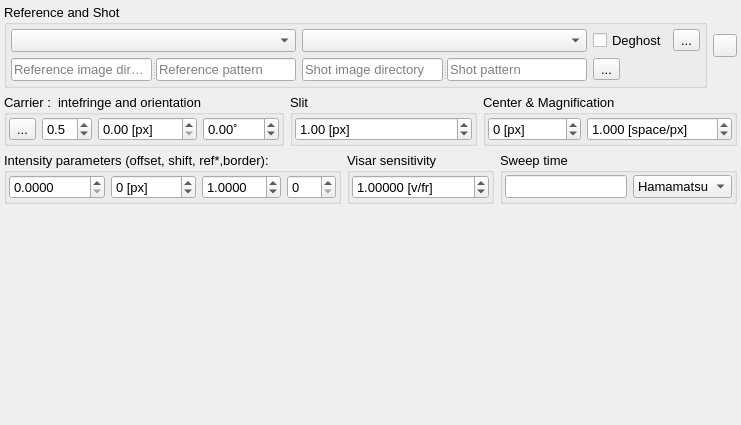
NeutrinoToolkit/Neutrino, file plugins/Visar/VisarSettings.ui: the form before one commit.
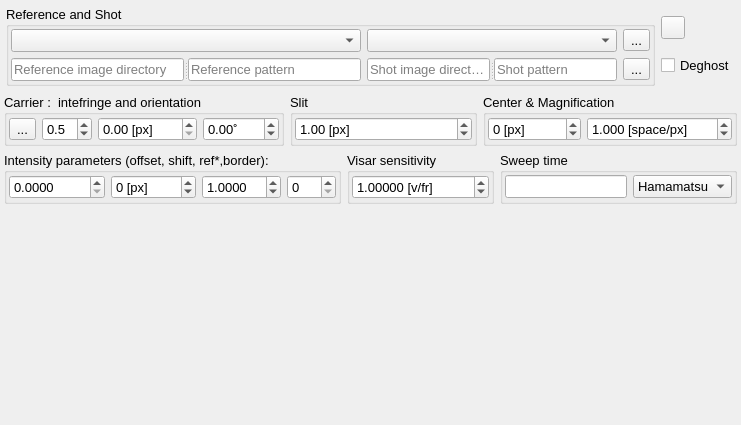
The form after the commit. Icons and pictures are not drawn. Custom widgets are drawn as their Qt base class.

Commit message: fix a couple of VISAR bugs

```diff
--- a/plugins/Visar/VisarSettings.ui
+++ b/plugins/Visar/VisarSettings.ui
@@ -108,20 +108,20 @@
          </item>
          <item row="0" column="0" colspan="3">
           <widget class="QWidget" name="widget_3" native="true">
-           <layout class="QHBoxLayout" name="horizontalLayout_3" stretch="0,0">
+           <layout class="QGridLayout" name="gridLayout_3">
             <property name="leftMargin">
-             <number>0</number>
+             <number>2</number>
             </property>
             <property name="topMargin">
-             <number>0</number>
+             <number>2</number>
             </property>
             <property name="rightMargin">
-             <number>0</number>
+             <number>2</number>
             </property>
             <property name="bottomMargin">
-             <number>0</number>
+             <number>2</number>
             </property>
-            <item>
+            <item row="0" column="0">
              <widget class="QGroupBox" name="groupBox">
               <property name="font">
                <font>
@@ -131,19 +131,33 @@
               <property name="title">
                <string>Reference and Shot</string>
               </property>
-              <layout class="QGridLayout" name="gridLayout" columnstretch="1,1,0,0">
+              <layout class="QGridLayout" name="gridLayout" columnstretch="1,0,0,0,0">
                <property name="leftMargin">
-                <number>4</number>
+                <number>2</number>
                </property>
                <property name="topMargin">
-                <number>4</number>
+                <number>2</number>
                </property>
                <property name="rightMargin">
-                <number>4</number>
+                <number>2</number>
                </property>
                <property name="bottomMargin">
-                <number>4</number>
+                <number>2</number>
                </property>
+               <item row="1" column="4">
+                <widget class="QToolButton" name="globRefresh">
+                 <property name="toolTip">
+                  <string>Guess Dir, Ref and Shot from current images</string>
+                 </property>
+                 <property name="text">
+                  <string>...</string>
+                 </property>
+                 <property name="icon">
+                  <iconset>
+                   <normaloff>:/icons/autoRefresh.png</normaloff>:/icons/autoRefresh.png</iconset>
+                 </property>
+                </widget>
+               </item>
                <item row="0" column="0">
                 <widget class="QComboBox" name="refImage">
                  <property name="toolTip">
@@ -154,23 +168,36 @@
                  </property>
                 </widget>
                </item>
-               <item row="0" column="2">
-                <widget class="QCheckBox" name="DeghostCheck">
+               <item row="1" column="1">
+                <widget class="QSplitter" name="splitter_2">
+                 <property name="orientation">
+                  <enum>Qt::Orientation::Horizontal</enum>
+                 </property>
+                 <widget class="QLineEdit" name="globDirShot">
                  <property name="toolTip">
-                  <string>Completely checked to remove ghost fringes. Partially checked box will show the image.</string>
-                 </property>
-                 <property name="text">
-                  <string>Deghost</string>
-                 </property>
-                 <property name="tristate">
+                   <string>Directory containing all the shots</string>
+                  </property>
+                  <property name="placeholderText">
+                   <string>Shot image directory</string>
+                  </property>
+                  <property name="neutrinoSave" stdset="0">
                   <bool>true</bool>
                  </property>
+                 </widget>
+                 <widget class="QLineEdit" name="globShot">
+                  <property name="toolTip">
+                   <string>RegEx match filename:  use (\d+) to replace a shot number. e.g. visar1_(\d+)_ref.img</string>
+                  </property>
+                  <property name="placeholderText">
+                   <string>Shot pattern</string>
+                  </property>
                  <property name="neutrinoSave" stdset="0">
                   <bool>true</bool>
                  </property>
+                 </widget>
                 </widget>
                </item>
-               <item row="0" column="3">
+               <item row="0" column="4">
                 <widget class="QToolButton" name="Deghost">
                  <property name="text">
                   <string>...</string>
@@ -184,17 +211,19 @@
                  </property>
                 </widget>
                </item>
-               <item row="1" column="2">
-                <widget class="QToolButton" name="globRefresh">
+               <item row="0" column="1">
+                <widget class="QComboBox" name="shotImage">
+                 <property name="font">
+                  <font>
+                   <family>.AppleSystemUIFont</family>
+                   <pointsize>10</pointsize>
+                  </font>
+                 </property>
                  <property name="toolTip">
                   <string>Guess Dir, Ref and Shot from current images</string>
                  </property>
-                 <property name="text">
-                  <string>...</string>
-                 </property>
-                 <property name="icon">
-                  <iconset>
-                   <normaloff>:/icons/autoRefresh.png</normaloff>:/icons/autoRefresh.png</iconset>
+                 <property name="neutrinoImage" stdset="0">
+                  <bool>true</bool>
                  </property>
                 </widget>
                </item>
@@ -227,54 +256,11 @@
                  </widget>
                 </widget>
                </item>
-               <item row="0" column="1">
-                <widget class="QComboBox" name="shotImage">
-                 <property name="font">
-                  <font>
-                   <family>.AppleSystemUIFont</family>
-                   <pointsize>10</pointsize>
-                  </font>
-                 </property>
-                 <property name="toolTip">
-                  <string>Shot image</string>
-                 </property>
-                 <property name="neutrinoImage" stdset="0">
-                  <bool>true</bool>
-                 </property>
-                </widget>
-               </item>
-               <item row="1" column="1">
-                <widget class="QSplitter" name="splitter_2">
-                 <property name="orientation">
-                  <enum>Qt::Orientation::Horizontal</enum>
-                 </property>
-                 <widget class="QLineEdit" name="globDirShot">
-                  <property name="toolTip">
-                   <string>Directory containing all the shots</string>
-                  </property>
-                  <property name="placeholderText">
-                   <string>Shot image directory</string>
-                  </property>
-                  <property name="neutrinoSave" stdset="0">
-                   <bool>true</bool>
-                  </property>
-                 </widget>
-                 <widget class="QLineEdit" name="globShot">
-                  <property name="toolTip">
-                   <string>RegEx match filename:  use (\d+) to replace a shot number. e.g. visar1_(\d+)_ref.img</string>
-                  </property>
-                  <property name="placeholderText">
-                   <string>Shot pattern</string>
-                  </property>
-                  <property name="neutrinoSave" stdset="0">
-                   <bool>true</bool>
-                  </property>
-                 </widget>
-                </widget>
-               </item>
               </layout>
              </widget>
             </item>
+            <item row="0" column="1">
+             <layout class="QVBoxLayout" name="verticalLayout_3">
             <item>
              <widget class="QToolButton" name="doWaveButton">
               <property name="font">
@@ -297,6 +283,24 @@
               </property>
              </widget>
             </item>
+              <item>
+               <widget class="QCheckBox" name="DeghostCheck">
+                <property name="toolTip">
+                 <string>Completely checked to remove ghost fringes. Partially checked box will show the image.</string>
+                </property>
+                <property name="text">
+                 <string>Deghost</string>
+                </property>
+                <property name="tristate">
+                 <bool>true</bool>
+                </property>
+                <property name="neutrinoSave" stdset="0">
+                 <bool>true</bool>
+                </property>
+               </widget>
+              </item>
+             </layout>
+            </item>
            </layout>
           </widget>
          </item>
```
Left out of the diff: 5 changed lines with no effect on the pictures. Lines whose indentation alone changed are shown as unchanged. The commit also changes 16 other files.
